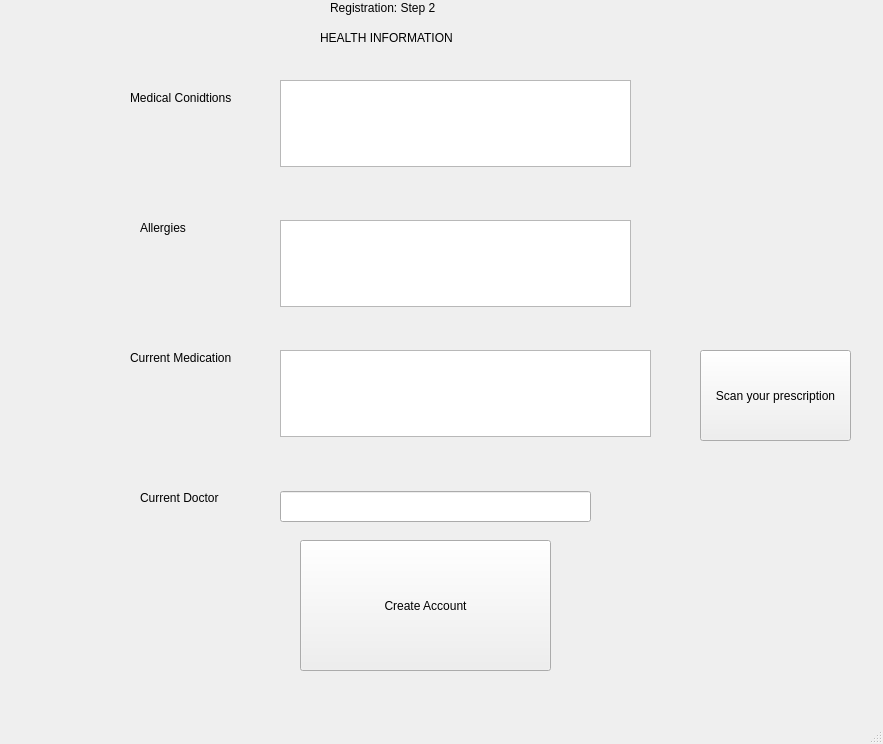
Qt form Screens/sign_up_health_info_screen.ui (Ghulam-Mustafa08291/IlajNow) before a commit.
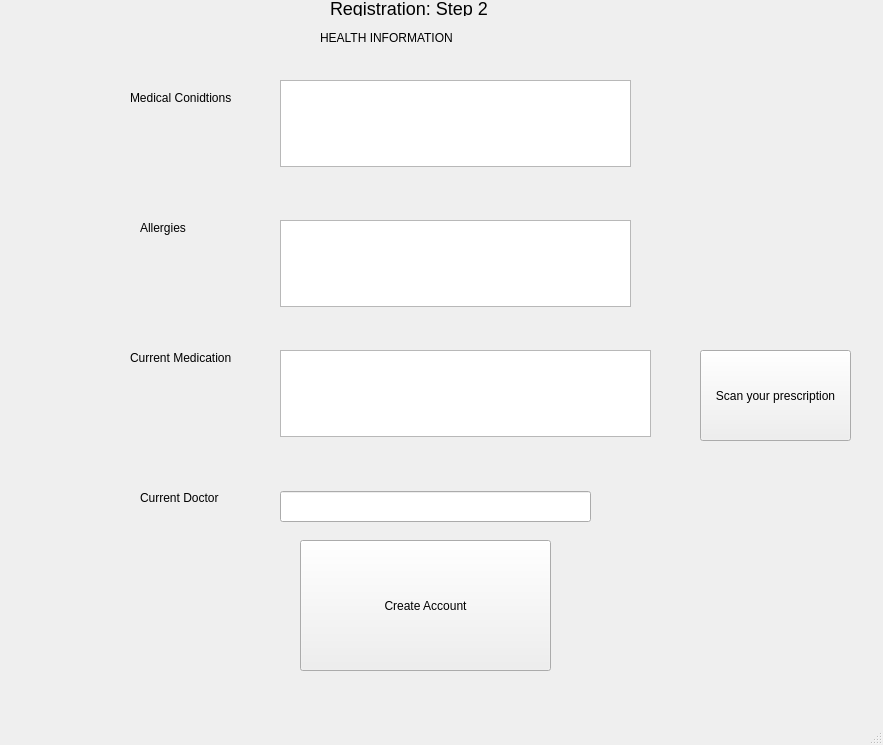
The same form after that commit.

```diff
--- a/Screens/sign_up_health_info_screen.ui
+++ b/Screens/sign_up_health_info_screen.ui
@@ -7,12 +7,15 @@
     <x>0</x>
     <y>0</y>
     <width>883</width>
-    <height>744</height>
+    <height>745</height>
    </rect>
   </property>
   <property name="windowTitle">
    <string>MainWindow</string>
   </property>
+  <property name="styleSheet">
+   <string notr="true"/>
+  </property>
   <widget class="QWidget" name="centralwidget">
    <widget class="QLabel" name="label">
     <property name="geometry">
@@ -23,6 +26,10 @@
       <height>16</height>
      </rect>
     </property>
+    <property name="styleSheet">
+     <string notr="true">font-size:18px;
+</string>
+    </property>
     <property name="text">
      <string>Registration: Step 2</string>
     </property>
```
